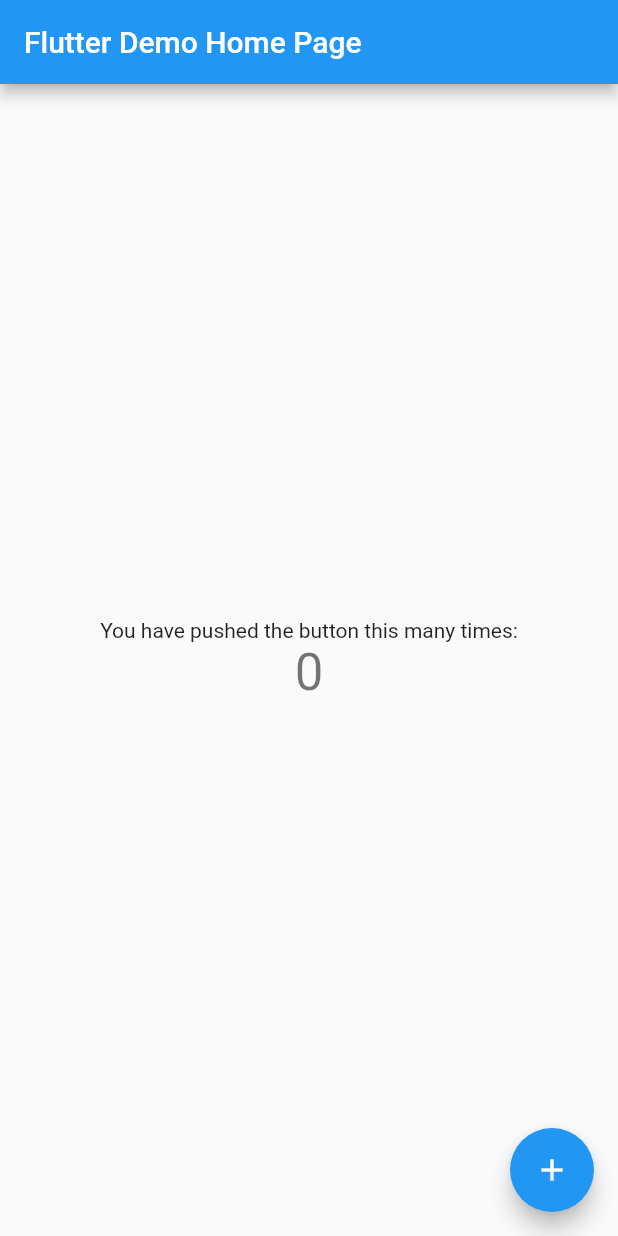
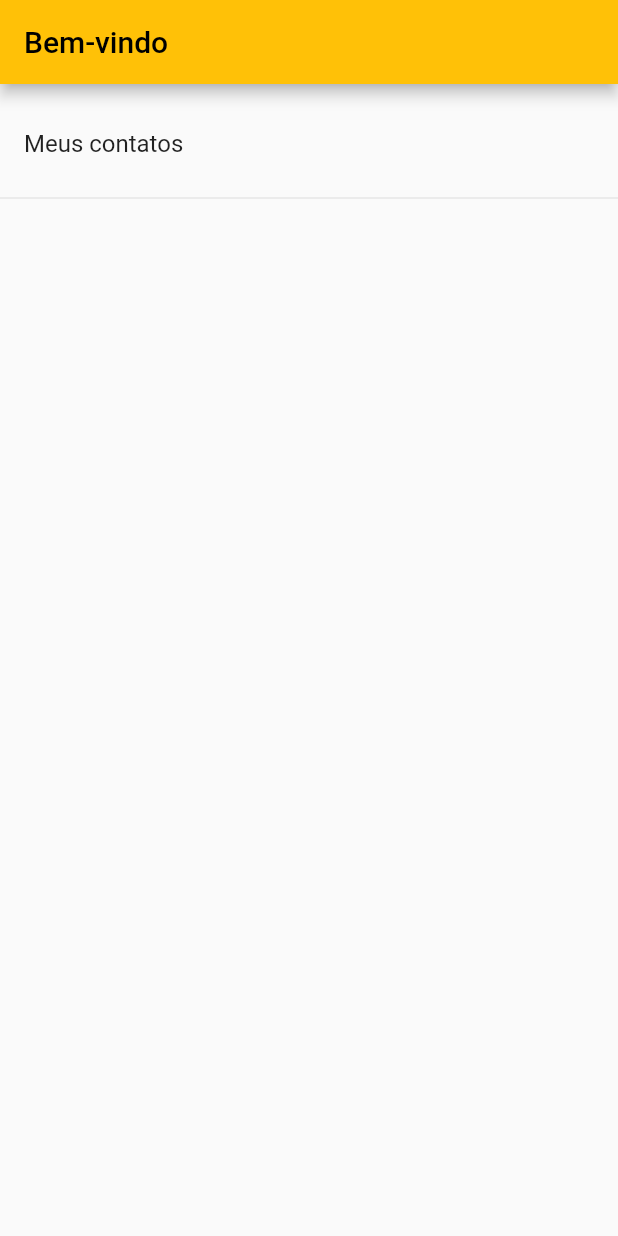
Before and after one commit to gabrielvictorjs/exam-design-patterns, a Flutter app: the screen it shows after launch, on a phone screen of 412 x 824 dp. Run offline on Flutter 3.47's test engine with Material 2 defaults, Android fonts, the phone set to English and light mode, and no system bars.

```diff
--- a/lib/main.dart
+++ b/lib/main.dart
@@ -1,3 +1,5 @@
+import 'package:design_patterns/pages/contacts_page.dart';
+import 'package:design_patterns/pages/home_page.dart';
 import 'package:flutter/material.dart';
 
 void main() {
@@ -7,109 +9,17 @@ void main() {
 class MyApp extends StatelessWidget {
   const MyApp({Key? key}) : super(key: key);
 
-  // This widget is the root of your application.
   @override
   Widget build(BuildContext context) {
     return MaterialApp(
-      title: 'Flutter Demo',
+      title: 'Design Patterns',
       theme: ThemeData(
-        // This is the theme of your application.
-        //
-        // Try running your application with "flutter run". You'll see the
-        // application has a blue toolbar. Then, without quitting the app, try
-        // changing the primarySwatch below to Colors.green and then invoke
-        // "hot reload" (press "r" in the console where you ran "flutter run",
-        // or simply save your changes to "hot reload" in a Flutter IDE).
-        // Notice that the counter didn't reset back to zero; the application
-        // is not restarted.
-        primarySwatch: Colors.blue,
+        primarySwatch: Colors.amber,
       ),
-      home: const MyHomePage(title: 'Flutter Demo Home Page'),
+      routes: {
+        '/': (_) => const HomePage(),
+        '/contacts': (_) => const ContactsPage(),
+      },
     );
   }
 }
-
-class MyHomePage extends StatefulWidget {
-  const MyHomePage({Key? key, required this.title}) : super(key: key);
-
-  // This widget is the home page of your application. It is stateful, meaning
-  // that it has a State object (defined below) that contains fields that affect
-  // how it looks.
-
-  // This class is the configuration for the state. It holds the values (in this
-  // case the title) provided by the parent (in this case the App widget) and
-  // used by the build method of the State. Fields in a Widget subclass are
-  // always marked "final".
-
-  final String title;
-
-  @override
-  State<MyHomePage> createState() => _MyHomePageState();
-}
-
-class _MyHomePageState extends State<MyHomePage> {
-  int _counter = 0;
-
-  void _incrementCounter() {
-    setState(() {
-      // This call to setState tells the Flutter framework that something has
-      // changed in this State, which causes it to rerun the build method below
-      // so that the display can reflect the updated values. If we changed
-      // _counter without calling setState(), then the build method would not be
-      // called again, and so nothing would appear to happen.
-      _counter++;
-    });
-  }
-
-  @override
-  Widget build(BuildContext context) {
-    // This method is rerun every time setState is called, for instance as done
-    // by the _incrementCounter method above.
-    //
-    // The Flutter framework has been optimized to make rerunning build methods
-    // fast, so that you can just rebuild anything that needs updating rather
-    // than having to individually change instances of widgets.
-    return Scaffold(
-      appBar: AppBar(
-        // Here we take the value from the MyHomePage object that was created by
-        // the App.build method, and use it to set our appbar title.
-        title: Text(widget.title),
-      ),
-      body: Center(
-        // Center is a layout widget. It takes a single child and positions it
-        // in the middle of the parent.
-        child: Column(
-          // Column is also a layout widget. It takes a list of children and
-          // arranges them vertically. By default, it sizes itself to fit its
-          // children horizontally, and tries to be as tall as its parent.
-          //
-          // Invoke "debug painting" (press "p" in the console, choose the
-          // "Toggle Debug Paint" action from the Flutter Inspector in Android
-          // Studio, or the "Toggle Debug Paint" command in Visual Studio Code)
-          // to see the wireframe for each widget.
-          //
-          // Column has various properties to control how it sizes itself and
-          // how it positions its children. Here we use mainAxisAlignment to
-          // center the children vertically; the main axis here is the vertical
-          // axis because Columns are vertical (the cross axis would be
-          // horizontal).
-          mainAxisAlignment: MainAxisAlignment.center,
-          children: <Widget>[
-            const Text(
-              'You have pushed the button this many times:',
-            ),
-            Text(
-              '$_counter',
-              style: Theme.of(context).textTheme.headline4,
-            ),
-          ],
-        ),
-      ),
-      floatingActionButton: FloatingActionButton(
-        onPressed: _incrementCounter,
-        tooltip: 'Increment',
-        child: const Icon(Icons.add),
-      ), // This trailing comma makes auto-formatting nicer for build methods.
-    );
-  }
-}
--- /dev/null
+++ b/lib/pages/home_page.dart
@@ -0,0 +1,26 @@
+import 'package:flutter/material.dart';
+
+class HomePage extends StatelessWidget {
+  const HomePage({Key? key}) : super(key: key);
+
+  @override
+  Widget build(BuildContext context) {
+    return Scaffold(
+      appBar: AppBar(
+        title: const Text('Bem-vindo'),
+      ),
+      body: ListView(
+        padding: const EdgeInsets.symmetric(vertical: 12),
+        children: [
+          ListTile(
+            onTap: () {
+              Navigator.of(context).pushNamed('/contacts');
+            },
+            title: const Text('Meus contatos'),
+          ),
+          const Divider(),
+        ],
+      ),
+    );
+  }
+}
--- /dev/null
+++ b/lib/patterns/adapter/contacts_adapter.dart
@@ -0,0 +1,5 @@
+import 'package:design_patterns/patterns/adapter/contact.dart';
+
+abstract class ContactsAdapter {
+  Future<List<Contact>> fetchContacts();
+}
```
Also changed, not shown: assets/contacts.json (added, +28 -0 lines), lib/pages/contacts_page.dart (added, +90 -0 lines), lib/patterns/adapter/contact.dart (added, +12 -0 lines), lib/patterns/adapter/json_contacts_adapter.dart (added, +23 -0 lines), lib/patterns/adapter/json_contacts_api.dart (added, +15 -0 lines), lib/patterns/adapter/xml_contacts_adapter.dart (added, +22 -0 lines), lib/patterns/adapter/xml_contacts_api.dart (added, +14 -0 lines), pubspec.yaml (+4 -4 lines), pubspec.lock, 1 other file.
